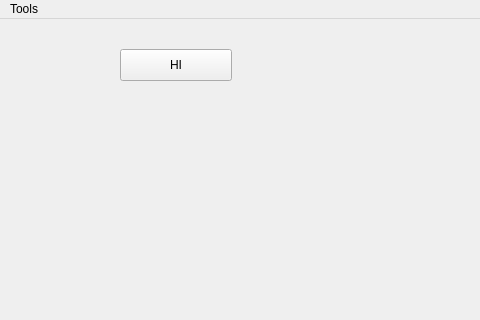
Before: the Qt Designer form DialerUI/dialerui.ui in richardlwspu14/dialer-ui, drawn with Qt 5; both pictures show x 0 to 480 and y 0 to 320 of the 800 by 600 pixel window.
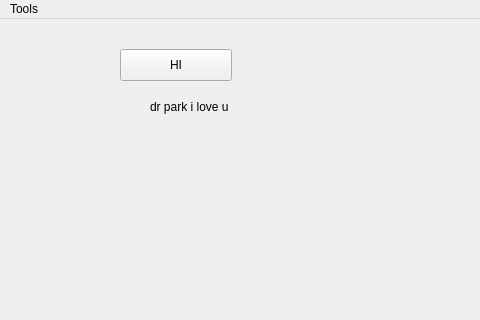
After: the same form once the commit is applied.

Commit message: i love u dr park

```diff
--- a/DialerUI/dialerui.ui
+++ b/DialerUI/dialerui.ui
@@ -27,6 +27,19 @@
      <string>HI</string>
     </property>
    </widget>
+   <widget class="QLabel" name="label">
+    <property name="geometry">
+     <rect>
+      <x>150</x>
+      <y>80</y>
+      <width>141</width>
+      <height>16</height>
+     </rect>
+    </property>
+    <property name="text">
+     <string>dr park i love u</string>
+    </property>
+   </widget>
   </widget>
   <widget class="QMenuBar" name="menubar">
    <property name="geometry">
```
